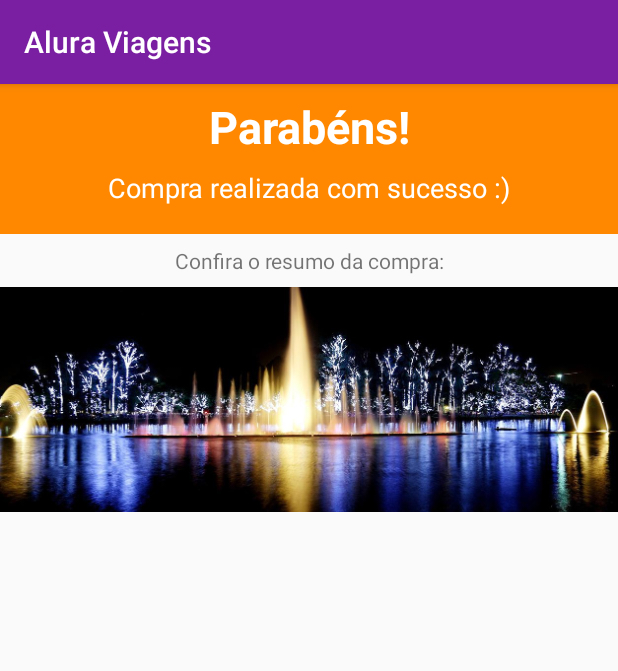
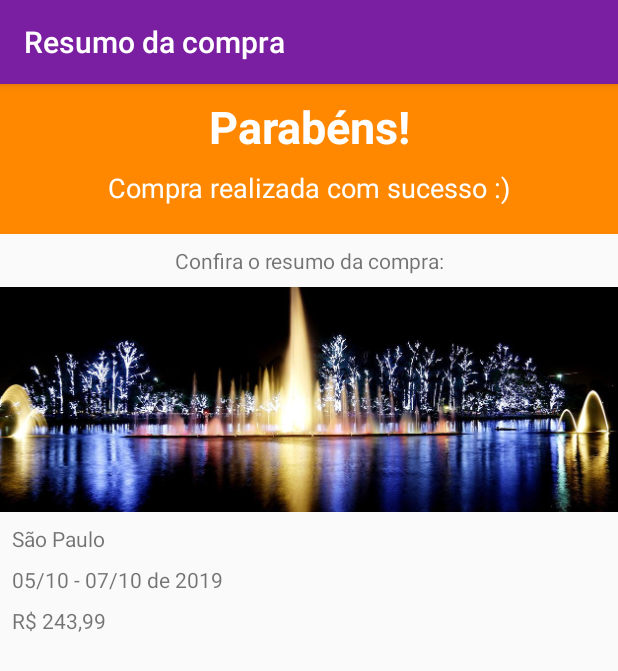
Before and after one commit to clacosta/layout-android-2, an Android app: the screen it shows after launch (ResumoCompraActivity), on a phone screen of 412 x 824 dp. Shown: the top 671 px of the screen. Run offline under Robolectric (Android 15) with nearby library versions, the phone set to English and light mode, and no system bars.

Commit message:
feet: 04 - 04 - Realizando o bind

```diff
--- a/app/src/main/java/br/com/alura/aluraviagens/ui/activity/ResumoActivity.java
+++ b/app/src/main/java/br/com/alura/aluraviagens/ui/activity/ResumoActivity.java
@@ -50,15 +50,15 @@ public class ResumoActivity extends AppCompatActivity {
         data.setText(dataFormatadaDaViagem);
     }
 
-    private void mostraPreco(Pacote pacoteSaoPaulo) {
+    private void mostraPreco(Pacote pacote) {
         TextView preco = findViewById(R.id.resumo_pacote_preco);
-        String moedaBrasileira = MoedaUtil.formataParaBrasileira(pacoteSaoPaulo.getPreco());
+        String moedaBrasileira = MoedaUtil.formataParaBrasileira(pacote.getPreco());
         preco.setText(moedaBrasileira);
     }
 
-    private void mostraDias(Pacote pacoteSaoPaulo) {
+    private void mostraDias(Pacote pacote) {
         TextView dias = findViewById(R.id.resumo_pacote_dias);
-        String diasEmTexto = DiasUtil.formataEmTexto(pacoteSaoPaulo.getDias());
+        String diasEmTexto = DiasUtil.formataEmTexto(pacote.getDias());
         dias.setText(diasEmTexto);
     }
 
--- a/app/src/main/java/br/com/alura/aluraviagens/ui/activity/ResumoCompraActivity.java
+++ b/app/src/main/java/br/com/alura/aluraviagens/ui/activity/ResumoCompraActivity.java
@@ -1,9 +1,19 @@
 package br.com.alura.aluraviagens.ui.activity;
 
+import android.graphics.drawable.Drawable;
 import android.support.v7.app.AppCompatActivity;
 import android.os.Bundle;
+import android.view.View;
+import android.widget.ImageView;
+import android.widget.TextView;
+
+import java.math.BigDecimal;
 
 import br.com.alura.aluraviagens.R;
+import br.com.alura.aluraviagens.model.Pacote;
+import br.com.alura.aluraviagens.util.DataUtil;
+import br.com.alura.aluraviagens.util.MoedaUtil;
+import br.com.alura.aluraviagens.util.ResourceUtil;
 
 public class ResumoCompraActivity extends AppCompatActivity {
 
@@ -11,5 +21,31 @@ public class ResumoCompraActivity extends AppCompatActivity {
     protected void onCreate(Bundle savedInstanceState) {
         super.onCreate(savedInstanceState);
         setContentView(R.layout.activity_resumo_compra);
+
+        setTitle("Resumo da compra");
+
+        Pacote pacoteSaoPaulo = new Pacote(
+                "São Paulo",
+                "sao_paulo_sp",
+                2,
+                new BigDecimal("243.99"));
+
+        TextView local = findViewById(R.id.resumo_compra_local_pacote);
+        local.setText(pacoteSaoPaulo.getLocal());
+
+        ImageView imagem = findViewById(R.id.resumo_compra_imagem_pacote);
+        Drawable drawableDoPacote = ResourceUtil.devolveDrawable(
+                this,
+                pacoteSaoPaulo.getImagem());
+        imagem.setImageDrawable(drawableDoPacote);
+
+        TextView data = findViewById(R.id.resumo_compra_data_viagem);
+        String dataFormatadaDaViagem = DataUtil.periodoEmTexto(pacoteSaoPaulo.getDias());
+        data.setText(dataFormatadaDaViagem);
+
+        TextView preco = findViewById(R.id.resumo_compra_preco_pacote);
+        String moedaBrasileira = MoedaUtil.formataParaBrasileira(pacoteSaoPaulo.getPreco());
+        preco.setText(moedaBrasileira);
+
     }
 }
```
